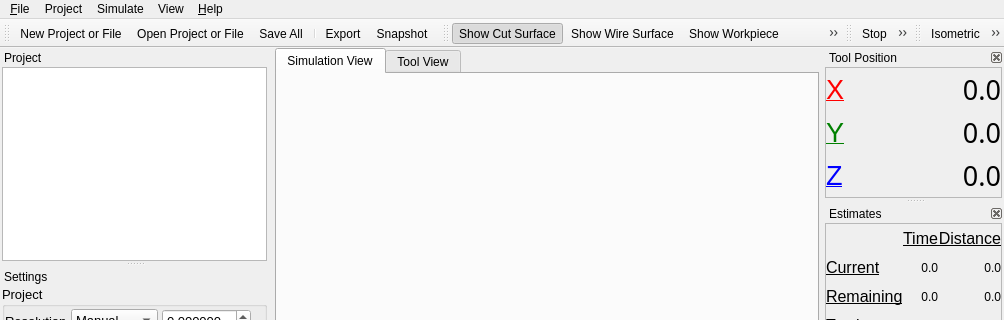
Above: qt/openscam.ui from CauldronDevelopmentLLC/CAMotics before the change; both pictures show x 0 to 1004 and y 0 to 320 of the 1004 by 797 pixel window. Below: the same form after it.
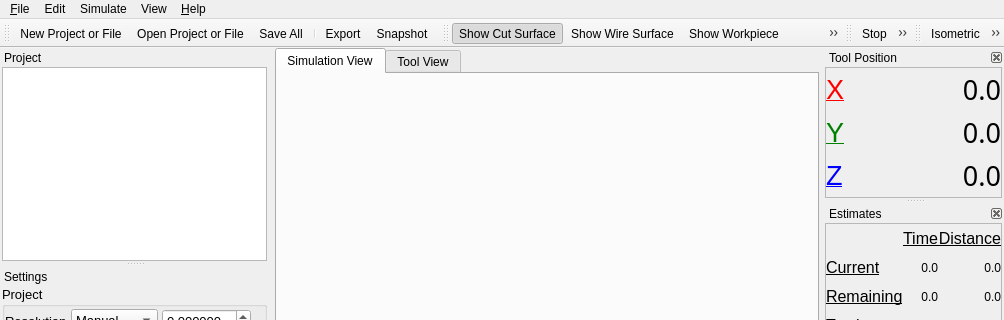
That is the form after the change. Icons and pictures are not drawn. Custom widgets are drawn as their Qt base class.

Commit message: Added Edit menu, Fixed problems with file/project new/open/save/save as/revert logic, Fixed TPL multi-line comment highlighting, Updates for changed C! abs/rel path functions, Convert tabs to two spaces

Diff of the .ui file:
```diff
--- a/qt/openscam.ui
+++ b/qt/openscam.ui
@@ -341,9 +341,9 @@
     <addaction name="actionDonate"/>
     <addaction name="actionHelp"/>
    </widget>
-   <widget class="QMenu" name="menuProject">
+   <widget class="QMenu" name="menuEdit">
     <property name="title">
-     <string>Project</string>
+     <string>Edit</string>
     </property>
     <addaction name="actionAddFile"/>
     <addaction name="actionAddTool"/>
@@ -396,7 +396,7 @@
     <addaction name="actionDirection"/>
    </widget>
    <addaction name="menuFile"/>
-   <addaction name="menuProject"/>
+   <addaction name="menuEdit"/>
    <addaction name="menuSimulate"/>
    <addaction name="menuView_2"/>
    <addaction name="menuHelp"/>
```
Left out of the diff: 105 changed lines with no effect on the pictures. The commit also changes 24 other files.
